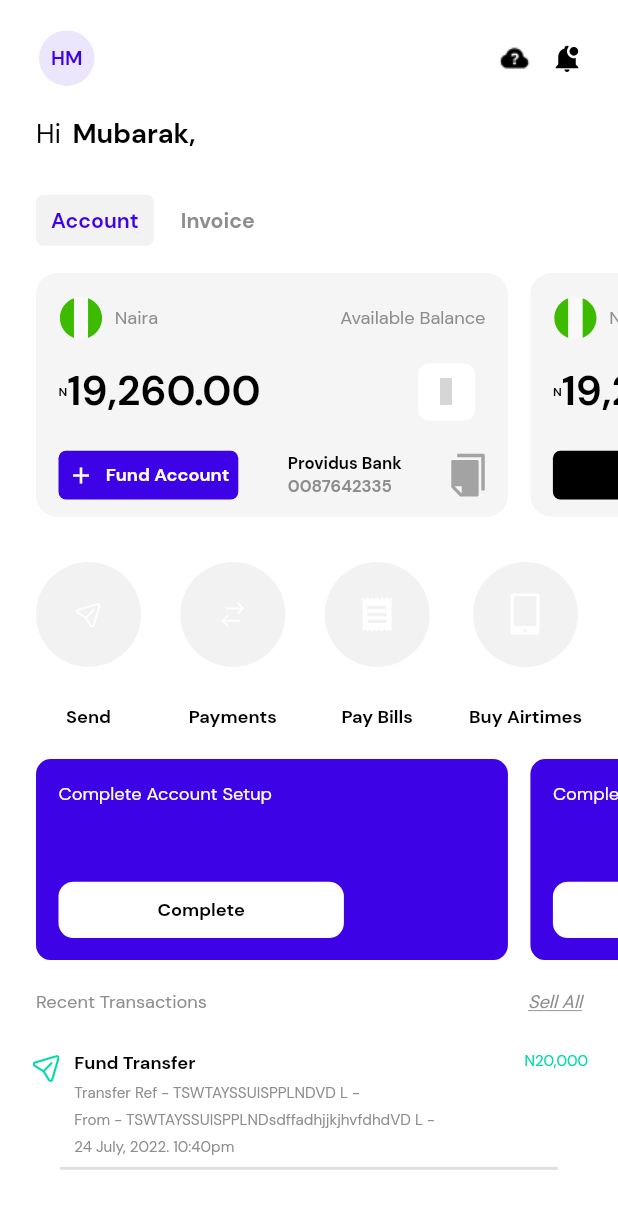
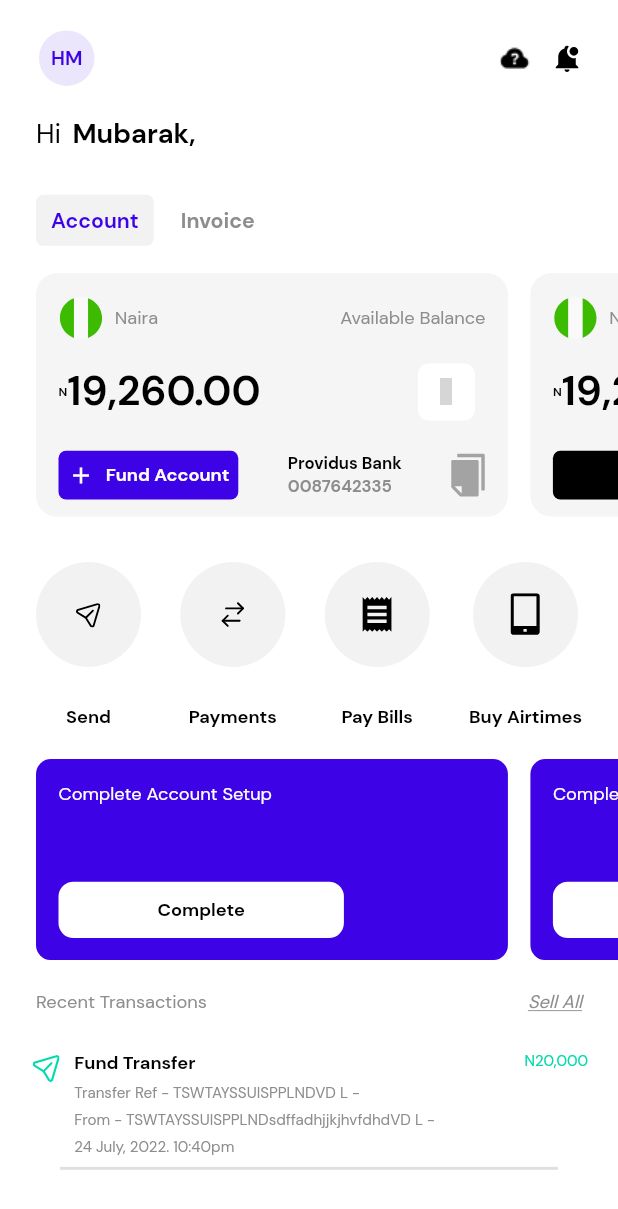
Before and after one commit to tech-cleverafrica/sprout-mobile, a Flutter app: the HomePage screen opened directly, on a phone screen of 412 x 824 dp. Shown: the top 1209 px of the screen. Run offline on Flutter 3.47's test engine with Material 2 defaults, Android fonts, the phone set to English and light mode, and no system bars; drawn by our look-alikes of flutter_styled_toast; our stand-ins replace community_material_icon, dropdown_button2, flutter_easyloading, flutter_pw_validator, flutter_screenutil, flutter_svg and 5 more; missing offline and left inert: neon_circular_timer; accounts and stored records are empty; grey boxes are pictures that could not be loaded.

Commit message:
homepage completed

```diff
--- a/lib/src/components/home/view/homepage.dart
+++ b/lib/src/components/home/view/homepage.dart
@@ -490,7 +490,7 @@ class itemOptions extends StatelessWidget {
                 child: SvgPicture.asset(svg,
                     height: 20,
                     width: 20,
-                    color: isDark ? AppColors.white : AppColors.white),
+                    color: isDark ? AppColors.white : AppColors.black),
               ),
             ),
             addVerticalSpace(10.h),
```
